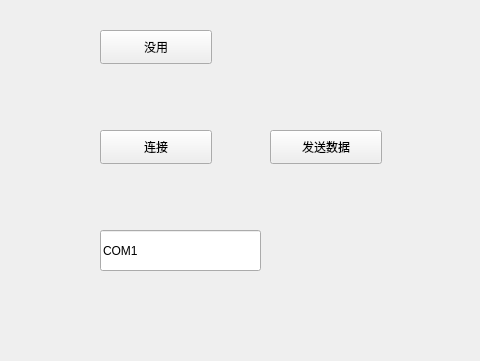
This is Modbus_test/mainwindow.ui in hollygoing/Modbus_communication as Qt 5 draws it before an edit; both pictures show x 0 to 480 and y 0 to 361 of the 800 by 600 pixel window. The edited form follows.
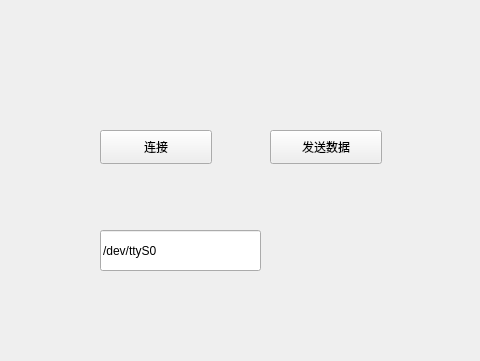
This is the edited form.

Diff of the .ui file:
```diff
--- a/Modbus_test/mainwindow.ui
+++ b/Modbus_test/mainwindow.ui
@@ -50,20 +50,7 @@
      </rect>
     </property>
     <property name="text">
-     <string>COM1</string>
-    </property>
-   </widget>
-   <widget class="QPushButton" name="pushButton">
-    <property name="geometry">
-     <rect>
-      <x>100</x>
-      <y>30</y>
-      <width>112</width>
-      <height>34</height>
-     </rect>
-    </property>
-    <property name="text">
-     <string>没用</string>
+     <string>/dev/ttyS0</string>
     </property>
    </widget>
   </widget>
```
Left out of the diff: 2 changed lines with no effect on the pictures.
